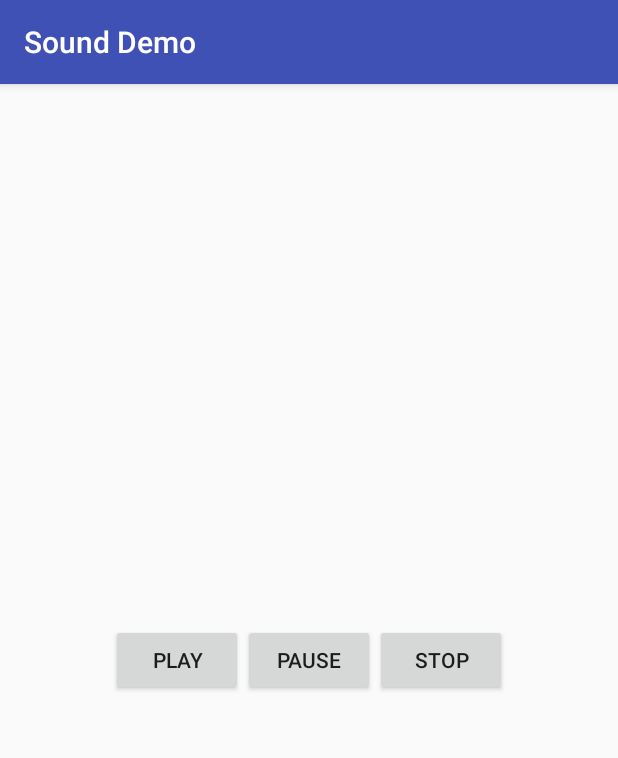
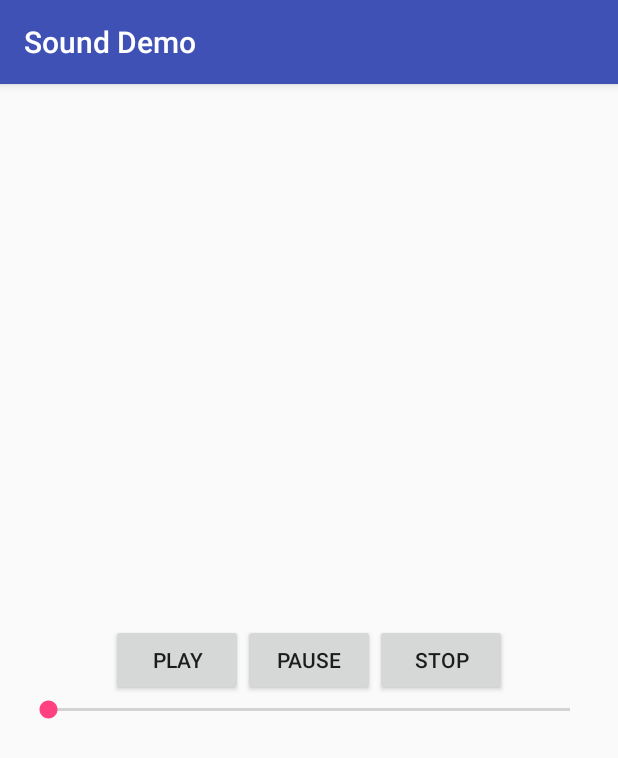
Before and after one commit to Giovanni21M/SoundBoard, an Android app: the screen it shows after launch (MainActivity), on a phone screen of 412 x 824 dp. Shown: the top 758 px of the screen. Run offline under Robolectric (Android 15) with nearby library versions, the phone set to English and light mode, and no system bars.

Commit message:
Create the volumeControl method Control volume with the SeekBar widget

```diff
--- a/app/src/main/java/com/giovannimartinus/sounddemo/MainActivity.java
+++ b/app/src/main/java/com/giovannimartinus/sounddemo/MainActivity.java
@@ -1,15 +1,22 @@
 package com.giovannimartinus.sounddemo;
 
+import android.content.Context;
+import android.media.AudioManager;
 import android.media.MediaPlayer;
+import android.provider.MediaStore;
 import android.support.v7.app.AppCompatActivity;
 import android.os.Bundle;
 import android.view.View;
+import android.widget.SeekBar;
+import android.widget.SeekBar.OnSeekBarChangeListener;
 
 public class MainActivity extends AppCompatActivity {
 
 
-    // create a MediaPlayer variable
-    MediaPlayer mediaPlayer;
+    // create an object
+    private MediaPlayer mediaPlayer;
+    private AudioManager audioManager;
+    private SeekBar volumeSeekBar;
 
     // create an instance of class SoundBoard
     SoundBoard soundBoard = new SoundBoard();
@@ -34,6 +41,59 @@ public class MainActivity extends AppCompatActivity {
             mediaPlayer.seekTo(0);
         }
 
+
+        // allow volume control with SeekBar widget
+        public void volumeControl() {
+
+            try {
+
+                // create objects of STREAM_MUSIC
+                int maxVolume = audioManager.getStreamMaxVolume(AudioManager.STREAM_MUSIC);
+                int currentVolume = audioManager.getStreamVolume(AudioManager.STREAM_MUSIC);
+
+
+                // assign view to object
+                volumeSeekBar = (SeekBar) findViewById(R.id.seekBar);
+
+
+                // set max volume
+                volumeSeekBar.setMax(maxVolume);
+
+
+                // set current (progressing) volume
+                volumeSeekBar.setProgress(currentVolume);
+
+                // listen when/while the SeekBar is clicked
+                volumeSeekBar.setOnSeekBarChangeListener(new SeekBar.OnSeekBarChangeListener() {
+
+                    // while currently clicked
+                    @Override
+                    public void onProgressChanged(SeekBar seekBar, int progress, boolean fromUser) {
+                        audioManager.setStreamVolume(AudioManager.STREAM_MUSIC, progress, 0);
+                    }
+
+                    // at the start of being clicked
+                    @Override
+                    public void onStartTrackingTouch(SeekBar seekBar) {
+
+                    }
+
+                    // at the end of being clicked
+                    @Override
+                    public void onStopTrackingTouch(SeekBar seekBar) {
+
+                    }
+
+                });
+
+            // call exception if try doesn't work
+            } catch (Exception e) {
+                e.printStackTrace();
+            }
+
+        }
+
+
     }
 
 
@@ -55,8 +115,13 @@ public class MainActivity extends AppCompatActivity {
     protected void onCreate(Bundle savedInstanceState) {
         super.onCreate(savedInstanceState);
         setContentView(R.layout.activity_main);
+        setVolumeControlStream(AudioManager.STREAM_MUSIC);
+        soundBoard.volumeControl();
 
         // assign a media file to mediaPlayer
         mediaPlayer = MediaPlayer.create(this, R.raw.crickets);
+
+        // pass argument to instance of AudioManager
+        audioManager = (AudioManager) getSystemService(Context.AUDIO_SERVICE);
     }
 }
--- a/app/src/main/res/layout/activity_main.xml
+++ b/app/src/main/res/layout/activity_main.xml
@@ -15,7 +15,8 @@
         android:layout_width="wrap_content"
         android:layout_height="wrap_content"
         android:layout_centerVertical="true"
-        android:layout_centerHorizontal="true">
+        android:layout_centerHorizontal="true"
+        android:id="@+id/linearLayout">
 
         <Button
             android:text="Play"
@@ -42,4 +43,12 @@
             android:onClick="stopAudio" />
 
     </LinearLayout>
+
+    <SeekBar
+        android:layout_width="match_parent"
+        android:layout_height="wrap_content"
+        android:id="@+id/seekBar"
+        android:layout_below="@+id/linearLayout"
+        android:layout_alignParentLeft="true"
+        android:layout_alignParentStart="true" />
 </RelativeLayout>
```
